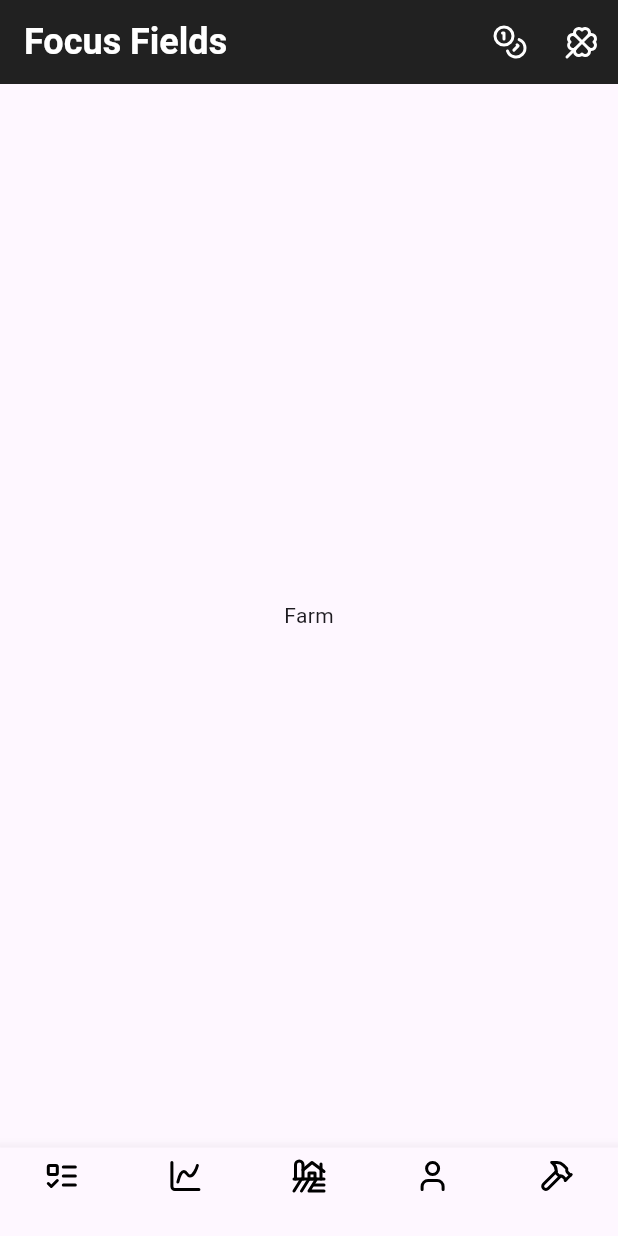
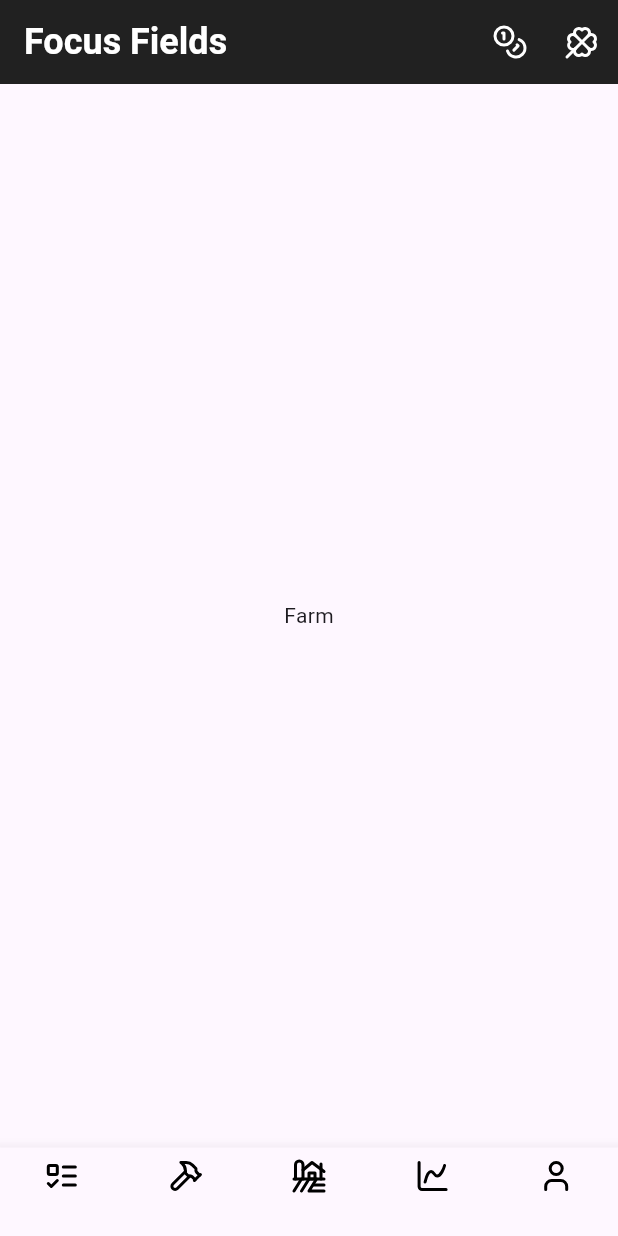
Before and after one commit to Gabriel-L-Martins/Focus-Fields, a Flutter app: the screen it shows after launch, on a phone screen of 412 x 824 dp. Run offline on Flutter 3.47's test engine with Material 3 defaults, Android fonts, the phone set to English and light mode, and no system bars; our stand-ins replace flutter_svg.

Commit message:
fix(navigation): reorder bottom navigation icons to match page order

```diff
--- a/lib/pages/home_screen.dart
+++ b/lib/pages/home_screen.dart
@@ -70,7 +70,7 @@ class _HomeScreenState extends State<HomeScreen> {
             label: '',
           ),
           BottomNavigationBarItem(
-            icon: SvgPicture.asset('assets/icons/chart-spline.svg'),
+            icon: SvgPicture.asset('assets/icons/hammer.svg'),
             label: '',
           ),
           BottomNavigationBarItem(
@@ -78,11 +78,11 @@ class _HomeScreenState extends State<HomeScreen> {
             label: '',
           ),
           BottomNavigationBarItem(
-            icon: SvgPicture.asset('assets/icons/user.svg'),
+            icon: SvgPicture.asset('assets/icons/chart-spline.svg'),
             label: '',
           ),
           BottomNavigationBarItem(
-            icon: SvgPicture.asset('assets/icons/hammer.svg'),
+            icon: SvgPicture.asset('assets/icons/user.svg'),
             label: '',
           ),
         ],
```
